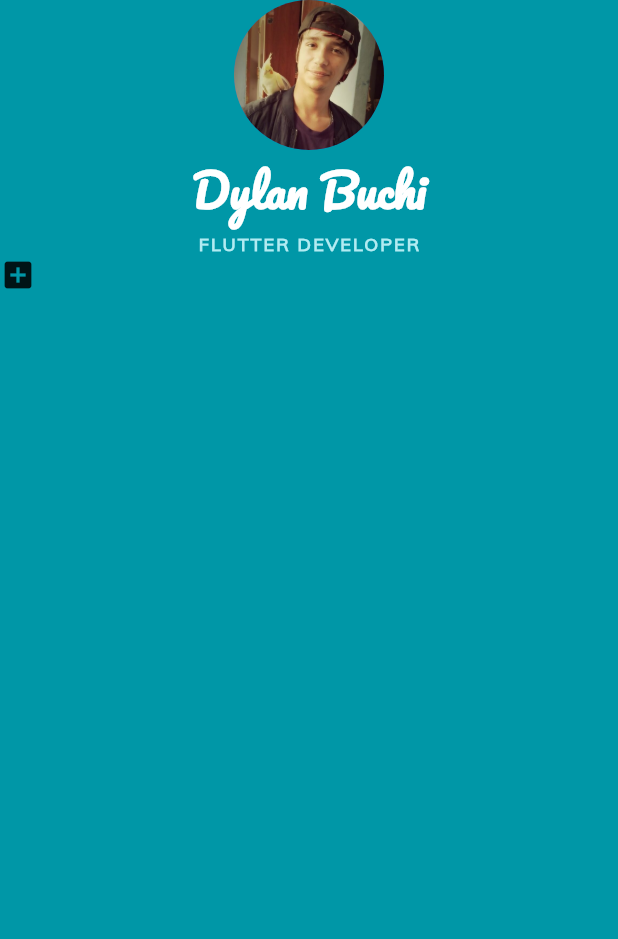
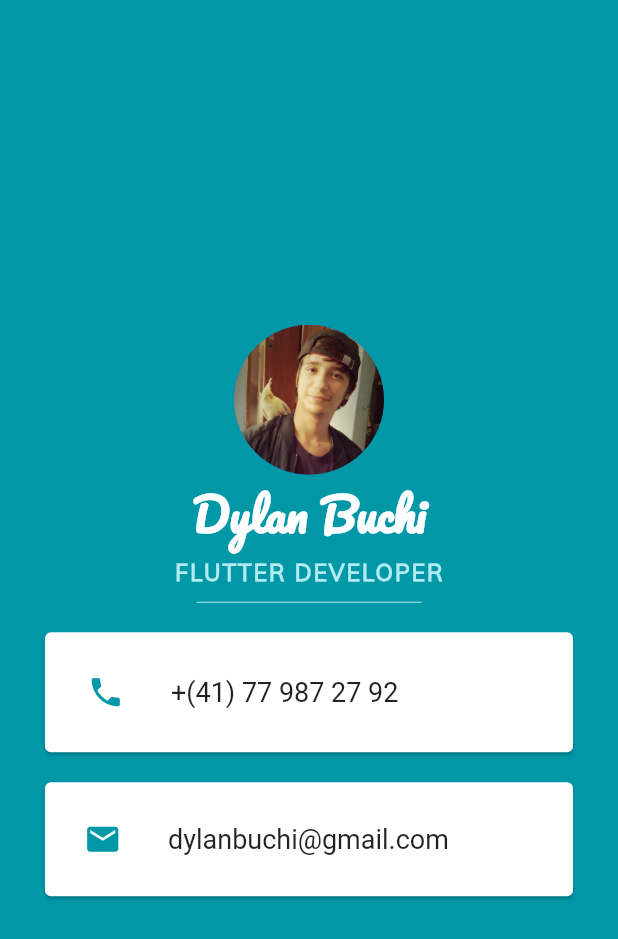
Before and after one commit to Dylanbuchi/MyFlutterCardAp, a Flutter app: the screen it shows after launch, on a phone screen of 412 x 824 dp. Shown: the top 939 px of the screen. Run offline on Flutter 3.47's test engine with Material 2 defaults, Android fonts, the phone set to English and light mode, and no system bars.

Commit message:
updated 2.00

```diff
--- a/lib/main.dart
+++ b/lib/main.dart
@@ -1,8 +1,6 @@
 import 'package:flutter/material.dart';
 
-void main() {
-  runApp(MyApp());
-}
+void main() => runApp(MyApp());
 
 class MyApp extends StatelessWidget {
   @override
@@ -12,6 +10,7 @@ class MyApp extends StatelessWidget {
         backgroundColor: Colors.cyan[700],
         body: SafeArea(
           child: Column(
+            mainAxisAlignment: MainAxisAlignment.center,
             children: <Widget>[
               CircleAvatar(
                 backgroundImage: AssetImage('images/dylan.jpg'),
@@ -31,19 +30,62 @@ class MyApp extends StatelessWidget {
                 style: TextStyle(
                   fontFamily: 'Muli',
                   color: Colors.cyan[100],
-                fontSize: 12,
+                  fontSize: 15,
                   fontWeight: FontWeight.bold,
                   letterSpacing: 1.4,
                   height: 1.5,
                 ),
               ),
-            Container(
-              child: Row(
-                children: <Widget>[Icon(Icons.add_box)],
+              SizedBox(
+                height: 20,
+                width: 150,
+                child: Divider(
+                  color: Colors.cyan[100],
+                ),
+              ),
+              Card(
+                color: Colors.white,
+                margin: EdgeInsets.symmetric(vertical: 10, horizontal: 30),
+                child: Padding(
+                  padding: EdgeInsets.all(12.0),
+                  child: ListTile(
+                    leading: Icon(
+                      Icons.phone,
+                      color: Colors.cyan[700],
+                      size: 25,
+                    ),
+                    title: Text(
+                      '+(41) 77 987 27 92',
+                      style: TextStyle(
+                        fontSize: 18,
+                      ),
+                    ),
+                  ),
+                ),
+              ),
+              Card(
+                color: Colors.white,
+                margin: EdgeInsets.symmetric(vertical: 10, horizontal: 30),
+                child: Padding(
+                  padding: EdgeInsets.all(10),
+                  child: ListTile(
+                    leading: Icon(
+                      Icons.email,
+                      color: Colors.cyan[700],
+                      size: 25,
+                    ),
+                    title: Text(
+                      "dylanbuchi@gmail.com",
+                      style: TextStyle(
+                        fontSize: 18,
+                      ),
+                    ),
+                  ),
                 ),
               ),
             ],
-        )),
+          ),
+        ),
       ),
     );
   }
```
Lines whose indentation alone changed are shown as unchanged.
